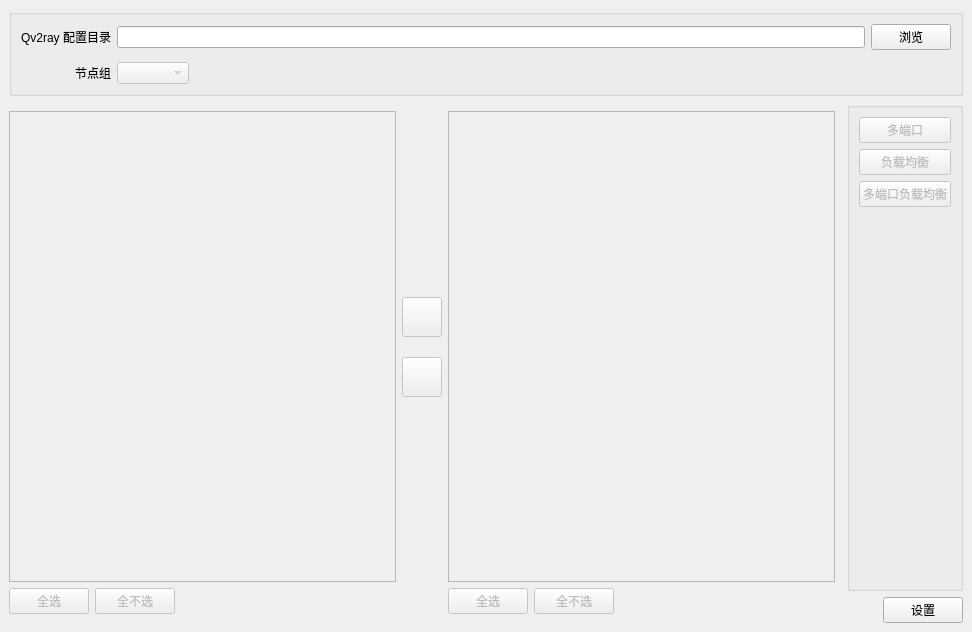
Qt form ui/mainwin.ui (cangyin/PQv2ray) before a commit.
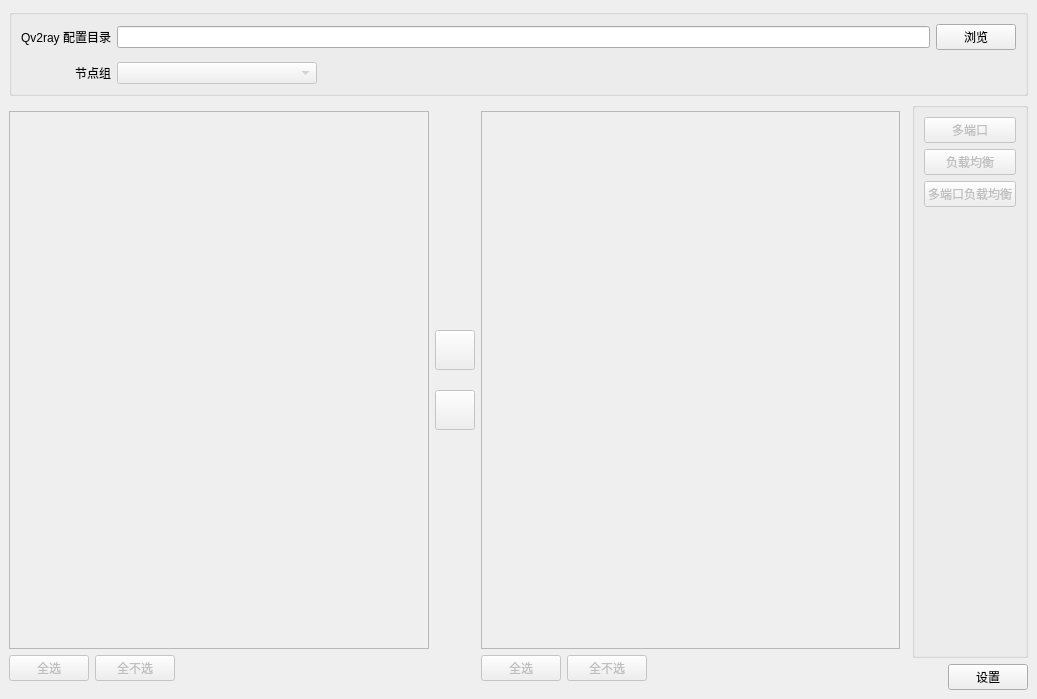
The same form after that commit. Custom widgets are drawn as their Qt base class.

Commit message: update mainwin size

Patch:
```diff
--- a/ui/mainwin.ui
+++ b/ui/mainwin.ui
@@ -6,8 +6,8 @@
    <rect>
     <x>0</x>
     <y>0</y>
-    <width>972</width>
-    <height>632</height>
+    <width>1037</width>
+    <height>699</height>
    </rect>
   </property>
   <property name="windowTitle">
@@ -251,6 +251,12 @@
            <verstretch>0</verstretch>
           </sizepolicy>
          </property>
+         <property name="minimumSize">
+          <size>
+           <width>200</width>
+           <height>0</height>
+          </size>
+         </property>
         </widget>
        </item>
        <item row="1" column="3">
```
The commit also changes 1 other file.
